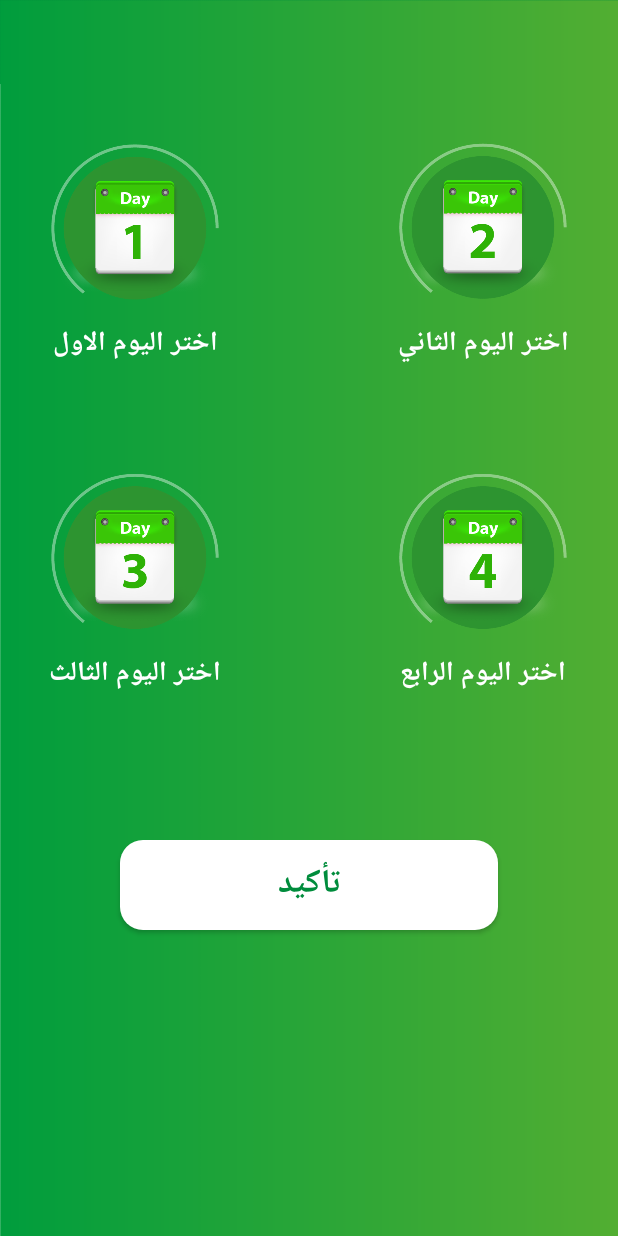
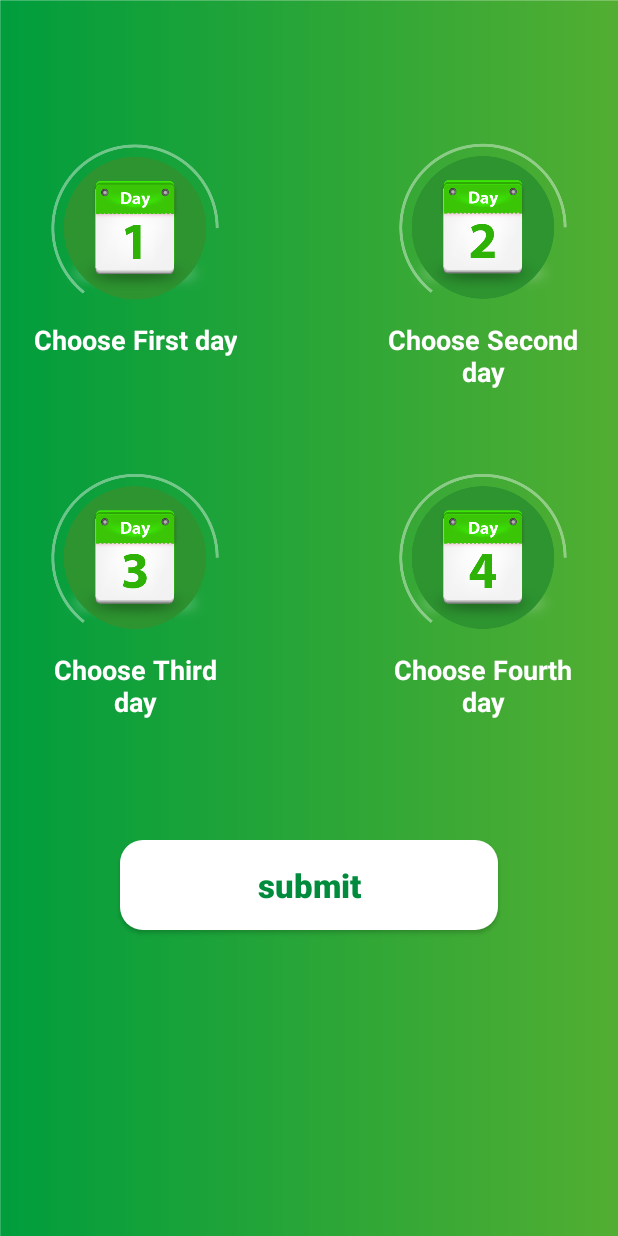
Before and after one commit to omarhatem1995/Mika, an Android app: the SecondFragment screen opened through its navigation route, on a phone screen of 412 x 824 dp. Run offline under Robolectric (Android 15) with nearby library versions, the light colour scheme and no system bars; our stand-ins replace Firebase (no records; nobody signed in at launch, a user with empty details on screens opened directly), navigation-ui; libraries missing offline, so code that uses them is left out: com.firebase.ui.

Commit message:
- fixed some designs.

```diff
--- a/app/src/main/java/com/mika/MainActivity.kt
+++ b/app/src/main/java/com/mika/MainActivity.kt
@@ -6,6 +6,7 @@ import androidx.appcompat.app.AppCompatActivity
 import android.os.Bundle
 import android.util.Log
 import android.view.LayoutInflater
+import android.view.Menu
 import android.view.MenuItem
 import android.widget.Toast
 import androidx.annotation.NonNull
@@ -29,18 +30,19 @@ import com.google.firebase.ktx.Firebase
 import com.mika.databinding.ActivityMainBinding
 import java.util.*
 
-class MainActivity : AppCompatActivity() , NavigationView.OnNavigationItemSelectedListener{
+class MainActivity : AppCompatActivity(), NavigationView.OnNavigationItemSelectedListener {
 
-    lateinit var appBarconfig : AppBarConfiguration
-    lateinit var binding : ActivityMainBinding
-    lateinit var toggle:ActionBarDrawerToggle
-    lateinit var navController:NavController
+    lateinit var appBarconfig: AppBarConfiguration
+    lateinit var binding: ActivityMainBinding
+    lateinit var toggle: ActionBarDrawerToggle
+    lateinit var navController: NavController
     override fun onCreate(savedInstanceState: Bundle?) {
         super.onCreate(savedInstanceState)
         installSplashScreen()
-        binding= ActivityMainBinding.inflate(LayoutInflater.from(this))
+        binding = ActivityMainBinding.inflate(LayoutInflater.from(this))
         setContentView(binding.root)
-        val navHostFragment = supportFragmentManager.findFragmentById(R.id.nav_host_fragment_content_login) as NavHostFragment
+        val navHostFragment =
+            supportFragmentManager.findFragmentById(R.id.nav_host_fragment_content_login) as NavHostFragment
         // appBarConfiguration = AppBarConfiguration(navController.graph)
         // setupActionBarWithNavController(navController, appBarConfiguration)
 
@@ -54,32 +56,36 @@ class MainActivity : AppCompatActivity() , NavigationView.OnNavigationItemSelect
         appBarconfig = AppBarConfiguration(navController.graph, binding.drawerLayout)
         checkingDrawerState(navController, binding.drawerLayout)
 
-
         setSupportActionBar(binding.toolBar)
         supportActionBar?.setDisplayHomeAsUpEnabled(true);
         binding.navigationDrawer.setupWithNavController(navController)
         binding.navigationDrawer.setNavigationItemSelectedListener(this)
 
-        toggle = ActionBarDrawerToggle(this, binding.drawerLayout, R.string.nav_open, R.string.nav_close);
+        toggle = ActionBarDrawerToggle(
+            this,
+            binding.drawerLayout,
+            R.string.nav_open,
+            R.string.nav_close
+        );
         binding.drawerLayout.addDrawerListener(toggle)
         binding.navigationDrawer.bringToFront()
         toggle.syncState()
 
 //        writeNewUser("1","name","email")
     }
-    private fun checkingDrawerState(navController: NavController, drawerLayout: DrawerLayout)
-    {
+
+    private fun checkingDrawerState(navController: NavController, drawerLayout: DrawerLayout) {
         navController.addOnDestinationChangedListener { controller, destination, arguments ->
-            if (destination.id == R.id.SecondFragment || destination.id == R.id.providerFragment)
-            {
+            if (destination.id == R.id.SecondFragment || destination.id == R.id.providerFragment) {
                 drawerLayout.setDrawerLockMode(DrawerLayout.LOCK_MODE_UNLOCKED)
                 supportActionBar?.show()
                 binding.toolBar.setNavigationIcon(R.drawable.ic_baseline_menu_24)
+                Log.d("alsdksaldkasdl", " Fragment ${destination.id}")
 
-            }else
-            {
+            } else {
                 supportActionBar?.hide()
                 drawerLayout.setDrawerLockMode(DrawerLayout.LOCK_MODE_LOCKED_CLOSED)
+                Log.d("alsdksaldkasdl", " else ${destination.id}")
             }
 
         }
@@ -90,13 +96,14 @@ class MainActivity : AppCompatActivity() , NavigationView.OnNavigationItemSelect
 
         //   database.child("users").child(userId).setValue(user)
     }
+
     override fun onOptionsItemSelected(item: MenuItem): Boolean {
         if (toggle.onOptionsItemSelected(item)) {
             return true;
         }
         when (item.itemId) {
             android.R.id.home -> {
-                binding.drawerLayout?.closeDrawer(GravityCompat.START)
+                binding.drawerLayout.closeDrawer(GravityCompat.START)
                 return true
             }
         }
@@ -105,13 +112,11 @@ class MainActivity : AppCompatActivity() , NavigationView.OnNavigationItemSelect
     }
 
     override fun onNavigationItemSelected(item: MenuItem): Boolean {
-        when(item.itemId)
-        {
+        when (item.itemId) {
             R.id.nav_account -> {
-
                 val bundle = Bundle()
-                bundle.putBoolean("edit",true)
-               navController.navigate(R.id.action_SecondFragment_to_FirstFragment,bundle)
+                bundle.putBoolean("edit", true)
+                navController.navigate(R.id.action_SecondFragment_to_FirstFragment, bundle)
             }
             R.id.nav_settings -> {
 
@@ -124,7 +129,7 @@ class MainActivity : AppCompatActivity() , NavigationView.OnNavigationItemSelect
                         finish()
                     }
             }
-            com.google.android.material.R.id.home->{
+            com.google.android.material.R.id.home -> {
 
             }
 
@@ -133,7 +138,4 @@ class MainActivity : AppCompatActivity() , NavigationView.OnNavigationItemSelect
     }
 
 
-
-
-
 }
--- /dev/null
+++ b/app/src/main/res/drawable/ic_baseline_account_circle_24.xml
@@ -0,0 +1,6 @@
+<vector android:height="24dp" android:tint="@android:color/holo_orange_dark"
+    android:viewportHeight="24" android:viewportWidth="24"
+    android:width="24dp" xmlns:android="http://schemas.android.com/apk/res/android">
+    <path android:fillColor="@android:color/holo_orange_dark"
+        android:pathData="M12,2C6.48,2 2,6.48 2,12s4.48,10 10,10 10,-4.48 10,-10S17.52,2 12,2zM12,5c1.66,0 3,1.34 3,3s-1.34,3 -3,3 -3,-1.34 -3,-3 1.34,-3 3,-3zM12,19.2c-2.5,0 -4.71,-1.28 -6,-3.22 0.03,-1.99 4,-3.08 6,-3.08 1.99,0 5.97,1.09 6,3.08 -1.29,1.94 -3.5,3.22 -6,3.22z"/>
+</vector>
--- /dev/null
+++ b/app/src/main/res/drawable/ic_baseline_arrow_upward_24.xml
@@ -0,0 +1,5 @@
+<vector android:height="24dp" android:tint="@android:color/holo_orange_dark"
+    android:viewportHeight="24" android:viewportWidth="24"
+    android:width="24dp" xmlns:android="http://schemas.android.com/apk/res/android">
+    <path android:fillColor="@android:color/holo_orange_dark" android:pathData="M4,12l1.41,1.41L11,7.83V20h2V7.83l5.58,5.59L20,12l-8,-8 -8,8z"/>
+</vector>
--- /dev/null
+++ b/app/src/main/res/drawable/ic_baseline_settings_24.xml
@@ -0,0 +1,5 @@
+<vector android:height="24dp" android:tint="@android:color/holo_orange_dark"
+    android:viewportHeight="24" android:viewportWidth="24"
+    android:width="24dp" xmlns:android="http://schemas.android.com/apk/res/android">
+    <path android:fillColor="@android:color/holo_orange_dark" android:pathData="M19.14,12.94c0.04,-0.3 0.06,-0.61 0.06,-0.94c0,-0.32 -0.02,-0.64 -0.07,-0.94l2.03,-1.58c0.18,-0.14 0.23,-0.41 0.12,-0.61l-1.92,-3.32c-0.12,-0.22 -0.37,-0.29 -0.59,-0.22l-2.39,0.96c-0.5,-0.38 -1.03,-0.7 -1.62,-0.94L14.4,2.81c-0.04,-0.24 -0.24,-0.41 -0.48,-0.41h-3.84c-0.24,0 -0.43,0.17 -0.47,0.41L9.25,5.35C8.66,5.59 8.12,5.92 7.63,6.29L5.24,5.33c-0.22,-0.08 -0.47,0 -0.59,0.22L2.74,8.87C2.62,9.08 2.66,9.34 2.86,9.48l2.03,1.58C4.84,11.36 4.8,11.69 4.8,12s0.02,0.64 0.07,0.94l-2.03,1.58c-0.18,0.14 -0.23,0.41 -0.12,0.61l1.92,3.32c0.12,0.22 0.37,0.29 0.59,0.22l2.39,-0.96c0.5,0.38 1.03,0.7 1.62,0.94l0.36,2.54c0.05,0.24 0.24,0.41 0.48,0.41h3.84c0.24,0 0.44,-0.17 0.47,-0.41l0.36,-2.54c0.59,-0.24 1.13,-0.56 1.62,-0.94l2.39,0.96c0.22,0.08 0.47,0 0.59,-0.22l1.92,-3.32c0.12,-0.22 0.07,-0.47 -0.12,-0.61L19.14,12.94zM12,15.6c-1.98,0 -3.6,-1.62 -3.6,-3.6s1.62,-3.6 3.6,-3.6s3.6,1.62 3.6,3.6S13.98,15.6 12,15.6z"/>
+</vector>
--- a/app/src/main/res/layout/activity_main.xml
+++ b/app/src/main/res/layout/activity_main.xml
@@ -13,6 +13,9 @@
         android:layout_width="wrap_content"
         android:layout_height="match_parent"
         android:layout_gravity="start"
+        android:background="@color/mika_green"
+        app:itemTextColor="@color/white"
+        app:itemIconTint="@color/orange"
         app:menu="@menu/navigation_menu" />
 
     <androidx.constraintlayout.widget.ConstraintLayout
@@ -24,16 +27,16 @@
             android:id="@+id/toolBar"
             android:layout_width="match_parent"
             android:layout_height="wrap_content"
-        android:background="@color/mika_green"
+            android:background="@color/white"
             android:gravity="center"
             android:theme="@style/ToolbarColor"
-        app:title="Mika"
-        app:titleTextColor="@color/white"
-        app:navigationIconTint="@color/white"
             app:layout_constraintStart_toStartOf="parent"
             app:layout_constraintTop_toTopOf="parent"
             app:navigationContentDescription="Navigation Up"
-        app:popupTheme="@style/ThemeOverlay.AppCompat.Light" />
+            app:navigationIconTint="@color/white"
+            app:popupTheme="@style/ThemeOverlay.AppCompat.Light"
+            app:title="Mika"
+            app:titleTextColor="@color/white" />
 
 
         <androidx.fragment.app.FragmentContainerView
--- a/app/src/main/res/layout/fragment_second.xml
+++ b/app/src/main/res/layout/fragment_second.xml
@@ -155,6 +155,7 @@
         android:textSize="22sp"
         android:textColor="@color/mika_green"
         android:textStyle="bold"
+        android:textAllCaps="false"
         android:elevation="4dp"
         app:layout_constraintEnd_toEndOf="parent"
         app:layout_constraintStart_toStartOf="parent"
--- a/app/src/main/res/menu/navigation_menu.xml
+++ b/app/src/main/res/menu/navigation_menu.xml
@@ -1,18 +1,24 @@
 <?xml version="1.0" encoding="utf-8"?>
 <menu xmlns:android="http://schemas.android.com/apk/res/android"
     xmlns:tools="http://schemas.android.com/tools"
+    xmlns:app="http://schemas.android.com/apk/res-auto"
+    app:showAsAction="always"
     tools:ignore="HardcodedText">
 
     <item
         android:id="@+id/nav_account"
-        android:title="My Account" />
+        android:icon="@drawable/ic_baseline_account_circle_24"
+        android:title="@string/my_account"
+        />
 
     <item
         android:id="@+id/nav_settings"
-        android:title="Settings" />
+        android:icon="@drawable/ic_baseline_settings_24"
+        android:title="@string/settings" />
 
     <item
         android:id="@+id/nav_logout"
-        android:title="Logout" />
+        android:icon="@drawable/ic_baseline_arrow_upward_24"
+        android:title="@string/logout" />
 
 </menu>
--- a/app/src/main/res/values/colors.xml
+++ b/app/src/main/res/values/colors.xml
@@ -11,6 +11,7 @@
     <color name="gray_border">#929494</color>
     <color name="grey_background">#C0C3C3</color>
     <color name="white">#FFFFFFFF</color>
+    <color name="orange">#F8722A</color>
     <color name="mika_green">#008c3c</color>
     <color name="splashBackGround">#FFEB3B</color>
     <color name="mika_700">#005d10</color>
--- a/app/src/main/res/values/splash theme.xml
+++ b/app/src/main/res/values/splash theme.xml
@@ -7,8 +7,8 @@
         <item name="postSplashScreenTheme">@style/Theme.Mika</item>
 
         <!-- Status bar and Nav bar configs -->
-        <item name="android:statusBarColor" tools:targetApi="l">@color/mika_green</item>
-        <item name="android:navigationBarColor">@color/mika_green</item>
+        <item name="android:statusBarColor" tools:targetApi="l">@color/white</item>
+        <item name="android:navigationBarColor">@color/white</item>
         <item name="colorPrimaryDark">@color/mika_green</item>
         <item name="android:windowLightStatusBar">true</item>
     </style>
--- a/app/src/main/res/values/strings.xml
+++ b/app/src/main/res/values/strings.xml
@@ -1,16 +1,17 @@
+<?xml version="1.0" encoding="utf-8"?>
 <resources>
     <string name="app_name">Mika</string>
     <string name="title_activity_login">LoginActivity</string>
     <!-- Strings used for fragments for navigation -->
     <string name="first_fragment_label">First Fragment</string>
     <string name="second_fragment_label">Second Fragment</string>
-    <string name="next">التالي</string>
-    <string name="previous">السابق</string>
-    <string name="user_name">اسم المستخدم</string>
-    <string name="phone_number">رقم الهاتف</string>
-    <string name="plate_number">رقم اللوحة</string>
-    <string name="vehicle_type">نوع السيارة</string>
-    <string name="vehicle_color">لون السيارة</string>
+    <string name="next">Next</string>
+    <string name="previous">Previous</string>
+    <string name="user_name">User name</string>
+    <string name="phone_number">Phone Number</string>
+    <string name="plate_number">Plate Number</string>
+    <string name="vehicle_type">Vehicle Type</string>
+    <string name="vehicle_color">Vehicle Color</string>
 
     <string name="hello_first_fragment">Hello first fragment</string>
     <string name="hello_second_fragment">Hello second fragment. Arg: %1$s</string>
@@ -18,15 +19,15 @@
     <string name="nav_close">nav_close</string>
     <!-- TODO: Remove or change this placeholder text -->
     <string name="hello_blank_fragment">Hello blank fragment</string>
-    <string name="your_dates">التواريخ الخاصة بك</string>
-    <string name="please_select_your_4_dates">من فضلك اختر الاربعة ايام للغسيل</string>
-    <string name="submit">تأكيد</string>
-    <string name="choose_fourth_day">اختر اليوم الرابع</string>
-    <string name="choose_third_day">اختر اليوم الثالث</string>
-    <string name="choose_second_day">اختر اليوم الثاني</string>
-    <string name="choose_first_day">اختر اليوم الاول</string>
+    <string name="your_dates">Your Dates</string>
+    <string name="please_select_your_4_dates">Please select your 4 dates</string>
+    <string name="submit">submit</string>
+    <string name="choose_fourth_day">Choose Fourth day</string>
+    <string name="choose_third_day">Choose Third day</string>
+    <string name="choose_second_day">Choose Second day</string>
+    <string name="choose_first_day">Choose First day</string>
     <!-- Preference Titles -->
-    <string name="messages_header">رسائل</string>
+    <string name="messages_header">Messages</string>
     <string name="sync_header">Sync</string>
 
     <!-- Messages Preferences -->
@@ -39,5 +40,8 @@
     <string name="attachment_summary_on">Automatically download attachments for incoming emails
     </string>
     <string name="attachment_summary_off">Only download attachments when manually requested</string>
-    <string name="languages">اللغات</string>
+    <string name="languages">Languages</string>
+    <string name="my_account">My Account</string>
+    <string name="settings">Settings</string>
+    <string name="logout">Logout</string>
 </resources>
--- a/app/src/main/res/values/themes.xml
+++ b/app/src/main/res/values/themes.xml
@@ -6,6 +6,7 @@
         <item name="colorPrimaryVariant">@color/purple_700</item>
         <item name="colorOnPrimary">@color/white</item>
         <!-- Secondary brand color. -->
+        <item name="android:textColor">#ff000f</item>
         <item name="colorSecondary">@color/colorAccent</item>
         <item name="colorSecondaryVariant">@color/colorAccent</item>
         <item name="colorOnSecondary">@color/white</item>
@@ -28,6 +29,11 @@
         <item name="windowNoTitle">true</item>
     </style>
 
+    <style name="TextAppearance" parent="@style/Theme.AppCompat.Light">
+        <item name="actionMenuTextColor">@color/white</item>
+        <item name="android:actionMenuTextColor">@color/white</item>
+    </style>
+
     <style name="Theme.Mika.AppBarOverlay" parent="ThemeOverlay.AppCompat.Dark.ActionBar" />
 
     <style name="OverflowButton" parent="Widget.AppCompat.ActionButton.Overflow" >
```
Also changed, not shown: app/src/main/java/com/mika/LoginActivity.kt (+0 -15 lines), 1 other file. Lines whose indentation alone changed are shown as unchanged.
